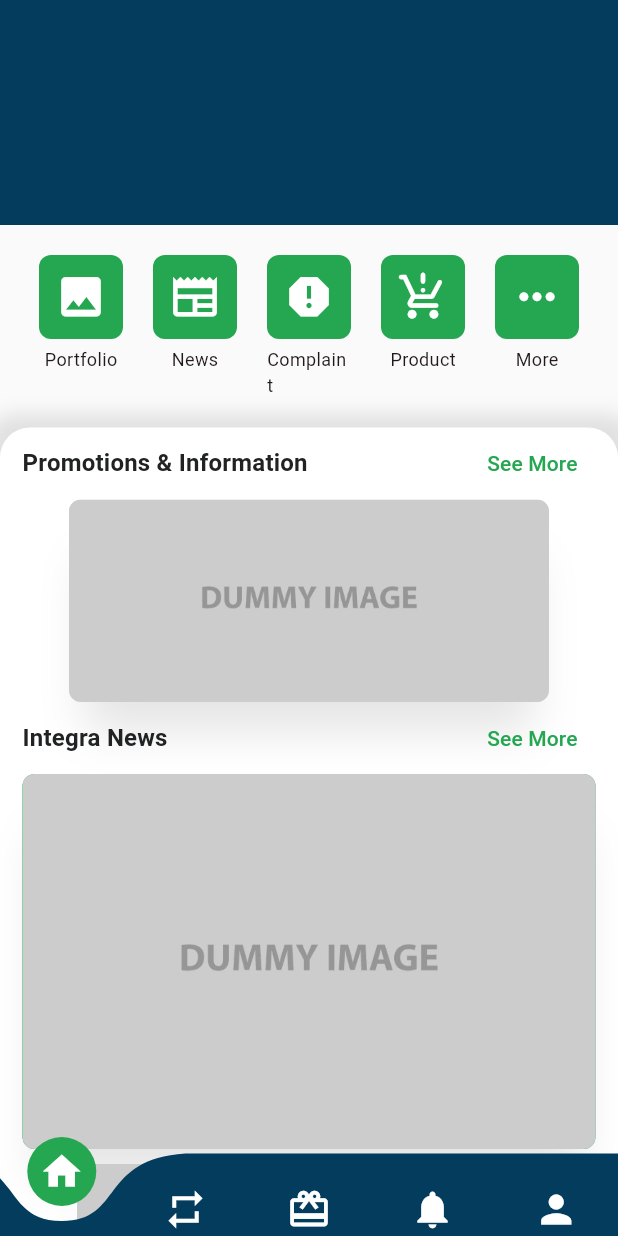
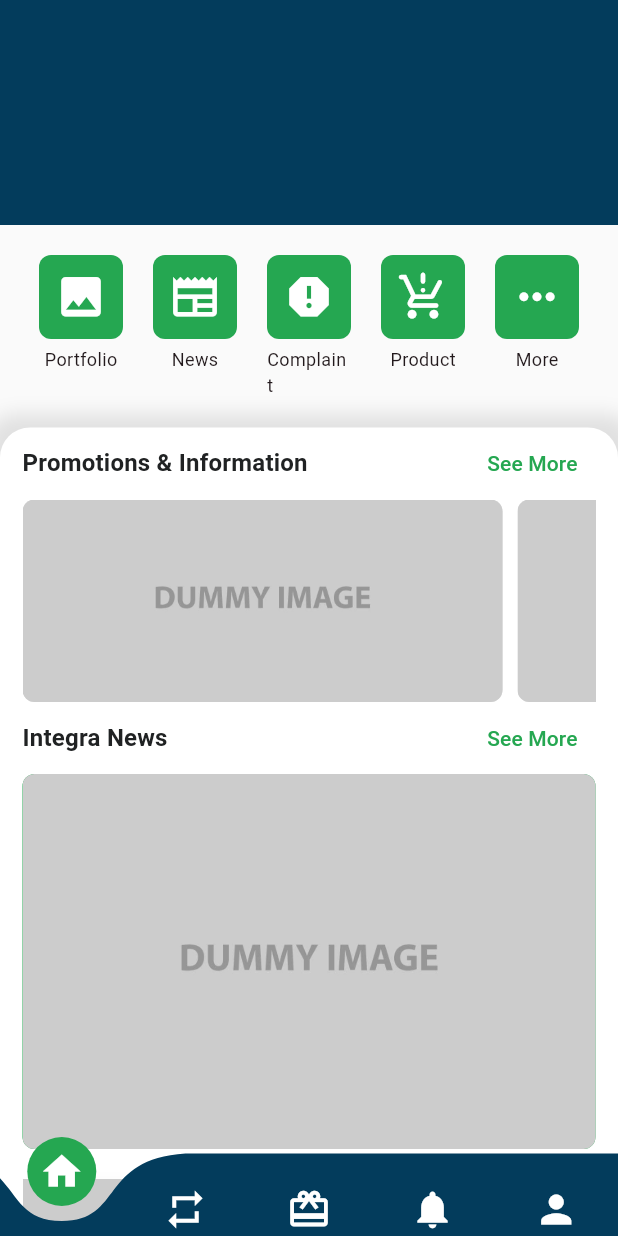
Before and after one commit to marwansaputro/aplikasi_pengaduan_flutter, a Flutter app: the screen it shows after launch, on a phone screen of 412 x 824 dp. Run offline on Flutter 3.47's test engine with Material 3 defaults, Android fonts, the light colour scheme and no system bars; drawn by our look-alikes of curved_navigation_bar; missing offline and left inert: svg_icon.

Commit message:
Update shadow

```diff
--- a/lib/screens/beranda/section_beranda/body_beranda.dart
+++ b/lib/screens/beranda/section_beranda/body_beranda.dart
@@ -61,9 +61,9 @@ class _BodyBerandaState extends State<BodyBeranda> {
                         SectionIklan(),
                         SectionTitleNews(),
                         SectionNews(),
-                        SizedBox(
-                          height: 100,
-                        )
+                        // SizedBox(
+                        //   height: 100,
+                        // )
                       ],
                     ),
                   ),
--- a/lib/screens/beranda/section_beranda/section_iklan.dart
+++ b/lib/screens/beranda/section_beranda/section_iklan.dart
@@ -14,29 +14,44 @@ class SectionIklan extends StatelessWidget {
       scrollDirection: Axis.horizontal,
       child: IRow(
         gap: 10,
-        children: [
-          Container(
+        children: const [
+          Banner(image: pathImageDummyImage),
+          Banner(image: pathImageDummyImage),
+          Banner(image: pathImageDummyImage),
+        ],
+      ),
+    );
+  }
+}
+
+class Banner extends StatelessWidget {
+  const Banner({
+    required this.image,
+    super.key,
+  });
+
+  final String image;
+
+  @override
+  Widget build(BuildContext context) {
+    return Container(
       width: 320,
       height: 135,
       decoration: BoxDecoration(
         borderRadius: BorderRadius.circular(8),
         color: primaryGrey,
-              boxShadow: [
-                BoxShadow(
-                    color:
-                        Theme.of(context).colorScheme.shadow.withOpacity(0.10),
-                    blurRadius: 25,
-                    spreadRadius: -10,
-                    offset: const Offset(0, 30)),
-              ],
-              image: const DecorationImage(
+        // boxShadow: [
+        //   BoxShadow(
+        //       color: Theme.of(context).colorScheme.shadow.withOpacity(0.10),
+        //       blurRadius: 15,
+        //       spreadRadius: -15,
+        //       offset: const Offset(0, 15)),
+        // ],
+        image: DecorationImage(
             image: AssetImage(
-                    pathImageDummyImage,
+              image,
             ),
             fit: BoxFit.cover),
-            ),
-          ),
-        ],
       ),
     );
   }
--- a/lib/screens/beranda/section_beranda/section_news.dart
+++ b/lib/screens/beranda/section_beranda/section_news.dart
@@ -18,13 +18,13 @@ class SectionNews extends StatelessWidget {
           decoration: BoxDecoration(
             borderRadius: BorderRadius.circular(8),
             color: primaryGreen,
-            boxShadow: [
-              BoxShadow(
-                  color: Theme.of(context).colorScheme.shadow.withOpacity(0.10),
-                  blurRadius: 25,
-                  spreadRadius: -10,
-                  offset: const Offset(0, 30)),
-            ],
+            // boxShadow: [
+            //   BoxShadow(
+            //       color: Theme.of(context).colorScheme.shadow.withOpacity(0.10),
+            //       blurRadius: 15,
+            //       spreadRadius: -15,
+            //       offset: const Offset(0, 15)),
+            // ],
             image: const DecorationImage(
                 image: AssetImage(
                   pathImageDummyImage,
@@ -33,16 +33,21 @@ class SectionNews extends StatelessWidget {
           ),
         ),
         const SizedBox(
-          height: 10,
+          height: 5,
         ),
-        SingleChildScrollView(
+        SizedBox(
+          height: 180,
+          child: SingleChildScrollView(
             scrollDirection: Axis.horizontal,
             child: IRow(
               gap: 10,
               children: const [
                 SubNews(image: pathImageDummyImage),
                 SubNews(image: pathImageDummyImage),
+                SubNews(image: pathImageDummyImage),
+                SubNews(image: pathImageDummyImage),
               ],
+            ),
           ),
         ),
       ],
@@ -69,9 +74,9 @@ class SubNews extends StatelessWidget {
           boxShadow: [
             BoxShadow(
                 color: Theme.of(context).colorScheme.shadow.withOpacity(0.10),
-                blurRadius: 25,
-                spreadRadius: -10,
-                offset: const Offset(0, 30)),
+                blurRadius: 10,
+                spreadRadius: -3,
+                offset: const Offset(0, 5)),
           ],
         ),
         alignment: Alignment.topCenter,
```
Lines whose indentation alone changed are shown as unchanged.
